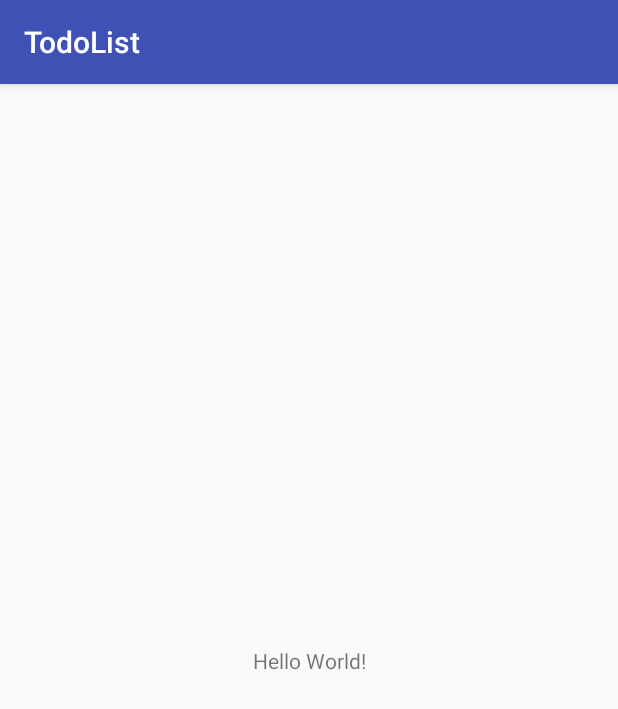
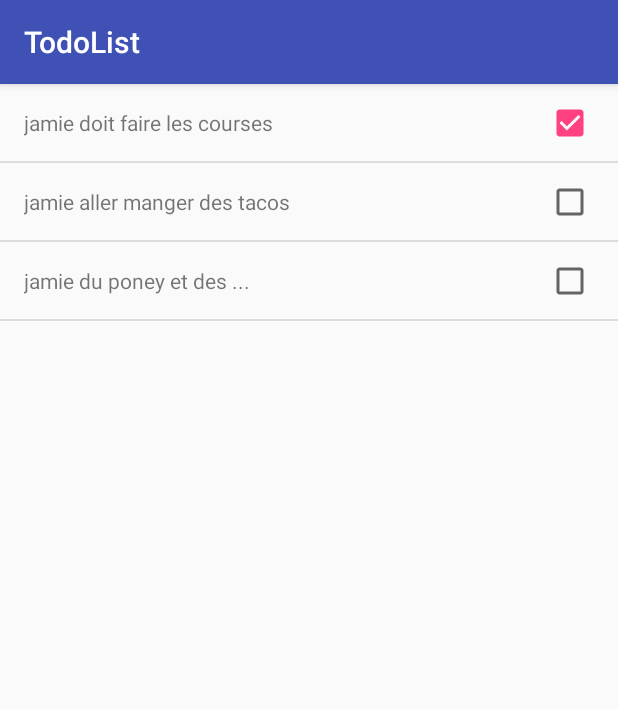
Before and after one commit to WildCodeSchool/toulouse-0918-java-todolist, an Android app: the screen it shows after launch (MainActivity), on a phone screen of 412 x 824 dp. Shown: the top 709 px of the screen. Run offline under Robolectric (Android 15) with nearby library versions, the phone set to English and light mode, and no system bars.

Commit message:
Ajout de la Todo List dans MainActivity

```diff
--- a/app/src/main/java/fr/wildcodeschool/todolist/MainActivity.java
+++ b/app/src/main/java/fr/wildcodeschool/todolist/MainActivity.java
@@ -2,6 +2,9 @@ package fr.wildcodeschool.todolist;
 
 import android.support.v7.app.AppCompatActivity;
 import android.os.Bundle;
+import android.widget.ListView;
+
+import java.util.ArrayList;
 
 public class MainActivity extends AppCompatActivity {
 
@@ -9,5 +12,24 @@ public class MainActivity extends AppCompatActivity {
     protected void onCreate(Bundle savedInstanceState) {
         super.onCreate(savedInstanceState);
         setContentView(R.layout.activity_main);
+
+        ListView listView = findViewById(R.id.list_todo);
+
+        ArrayList<Todo> todos = new ArrayList<>();
+        todos.add(new Todo("jamie doit faire les courses", true));
+        todos.add(new Todo("jamie aller manger des tacos", false));
+        todos.add(new Todo("jamie du poney et des ...", false));
+
+        TodoAdapter adapter = new TodoAdapter(this,todos );
+        listView.setAdapter(adapter);
+        // une ListView dans le layout activity_main
+        // une classe fr.wildcodeschool.todolist.Todo : attributs String description, boolean done
+        // un layout d'item_todo qui va présenter une case de la liste
+        // créer des instances de la classe fr.wildcodeschool.todolist.Todo stockées dans un tableau (ArrayList)
+
+
+        // un Adapter : de mettre en relation les données avec les items de la ListView
     }
+
+
 }
--- /dev/null
+++ b/app/src/main/java/fr/wildcodeschool/todolist/Todo.java
@@ -0,0 +1,28 @@
+package fr.wildcodeschool.todolist;
+
+public class Todo {
+
+    private String description;
+    private boolean done;
+
+    public Todo(String description, boolean done) {
+        this.description = description;
+        this.done = done;
+    }
+
+    public String getDescription() {
+        return this.description;
+    }
+
+    public void setDescription(String description) {
+        this.description = description;
+    }
+
+    public boolean isDone() {
+        return done;
+    }
+
+    public void setDone(boolean done) {
+        this.done = done;
+    }
+}
--- /dev/null
+++ b/app/src/main/java/fr/wildcodeschool/todolist/TodoAdapter.java
@@ -0,0 +1,35 @@
+package fr.wildcodeschool.todolist;
+
+import android.content.Context;
+import android.view.LayoutInflater;
+import android.view.View;
+import android.view.ViewGroup;
+import android.widget.ArrayAdapter;
+import android.widget.CheckBox;
+import android.widget.TextView;
+
+import java.util.ArrayList;
+
+public class TodoAdapter extends ArrayAdapter<Todo> {
+    public TodoAdapter(Context context, ArrayList<Todo> todos) {
+        super(context, 0, todos);
+    }
+
+    @Override
+    public View getView(int position, View convertView, ViewGroup parent) {
+        // Get the data item for this position
+        Todo todo = getItem(position);
+        // Check if an existing view is being reused, otherwise inflate the view
+        if (convertView == null) {
+            convertView = LayoutInflater.from(getContext()).inflate(R.layout.item_todo, parent, false);
+        }
+        // Lookup view for data population
+        TextView description =  convertView.findViewById(R.id.thingtodo);
+        CheckBox done =  convertView.findViewById(R.id.checkBox_done);
+        // Populate the data into the template view using the data object
+        description.setText(todo.getDescription());
+        done.setChecked(todo.isDone());
+        // Return the completed view to render on screen
+        return convertView;
+    }
+}
--- a/app/src/main/res/layout/activity_main.xml
+++ b/app/src/main/res/layout/activity_main.xml
@@ -6,13 +6,15 @@
     android:layout_height="match_parent"
     tools:context=".MainActivity">
 
-    <TextView
-        android:layout_width="wrap_content"
-        android:layout_height="wrap_content"
-        android:text="Hello World!"
+
+    <ListView
+        android:id="@+id/list_todo"
+        android:layout_width="match_parent"
+        android:layout_height="match_parent"
         app:layout_constraintBottom_toBottomOf="parent"
-        app:layout_constraintLeft_toLeftOf="parent"
-        app:layout_constraintRight_toRightOf="parent"
+        app:layout_constraintEnd_toEndOf="parent"
+        app:layout_constraintStart_toStartOf="parent"
         app:layout_constraintTop_toTopOf="parent" />
 
+
 </android.support.constraint.ConstraintLayout>
--- /dev/null
+++ b/app/src/main/res/layout/item_todo.xml
@@ -0,0 +1,30 @@
+<?xml version="1.0" encoding="utf-8"?>
+<android.support.constraint.ConstraintLayout xmlns:android="http://schemas.android.com/apk/res/android"
+    xmlns:app="http://schemas.android.com/apk/res-auto"
+    xmlns:tools="http://schemas.android.com/tools"
+    android:layout_width="match_parent"
+    android:layout_height="wrap_content">
+
+    <TextView
+        android:id="@+id/thingtodo"
+        android:layout_width="wrap_content"
+        android:layout_height="wrap_content"
+        android:layout_marginBottom="16dp"
+        android:layout_marginLeft="16dp"
+        android:layout_marginStart="16dp"
+        android:layout_marginTop="16dp"
+        app:layout_constraintBottom_toBottomOf="parent"
+        app:layout_constraintStart_toStartOf="parent"
+        app:layout_constraintTop_toTopOf="parent"
+        tools:text="exemple descritption" />
+
+    <CheckBox
+        android:id="@+id/checkBox_done"
+        android:layout_width="wrap_content"
+        android:layout_height="wrap_content"
+        android:layout_marginEnd="16dp"
+        android:layout_marginRight="16dp"
+        app:layout_constraintBottom_toBottomOf="@+id/thingtodo"
+        app:layout_constraintEnd_toEndOf="parent"
+        app:layout_constraintTop_toTopOf="@+id/thingtodo" />
+</android.support.constraint.ConstraintLayout>
```
